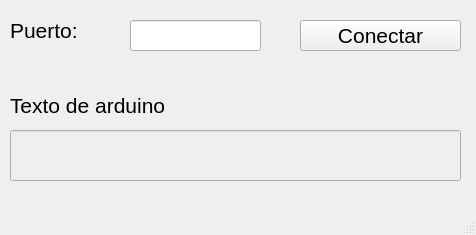
First picture: the form in ui_py_ino/Proyecto U1/line_edit.ui, repository OJoshuaCG/SE_6_U1, before the edit.
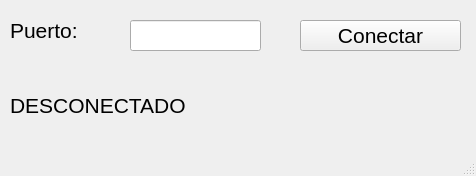
Second picture: the form after the edit.

What changed in the file:
```diff
--- a/ui_py_ino/Proyecto U1/line_edit.ui
+++ b/ui_py_ino/Proyecto U1/line_edit.ui
@@ -7,7 +7,7 @@
     <x>0</x>
     <y>0</y>
     <width>476</width>
-    <height>235</height>
+    <height>176</height>
    </rect>
   </property>
   <property name="windowTitle">
@@ -68,25 +68,12 @@
      </font>
     </property>
    </widget>
-   <widget class="QLineEdit" name="le_texto">
-    <property name="enabled">
-     <bool>false</bool>
-    </property>
-    <property name="geometry">
-     <rect>
-      <x>10</x>
-      <y>130</y>
-      <width>451</width>
-      <height>51</height>
-     </rect>
-    </property>
-   </widget>
    <widget class="QLabel" name="label_2">
     <property name="geometry">
      <rect>
       <x>10</x>
       <y>90</y>
-      <width>261</width>
+      <width>441</width>
       <height>31</height>
      </rect>
     </property>
@@ -96,7 +83,7 @@
      </font>
     </property>
     <property name="text">
-     <string>Texto de arduino</string>
+     <string>DESCONECTADO</string>
     </property>
    </widget>
   </widget>
```
